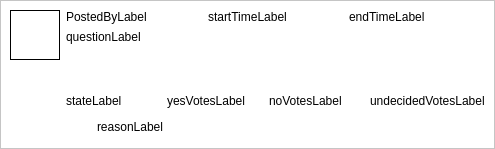
First picture: the form in ui/VoteViewPost.ui, repository dmzdev/stance, before the edit.
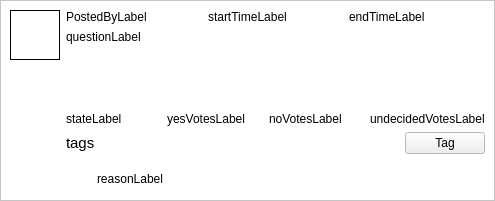
Second picture: the form after the edit.

Commit message: - Finished implementing tags for votes. - Implemented tags for all the media types and lobbyists.

The edit to the form file:
```diff
--- a/ui/VoteViewPost.ui
+++ b/ui/VoteViewPost.ui
@@ -7,7 +7,7 @@
     <x>0</x>
     <y>0</y>
     <width>495</width>
-    <height>149</height>
+    <height>201</height>
    </rect>
   </property>
   <property name="sizePolicy">
@@ -102,7 +102,7 @@
       <enum>QFrame::Raised</enum>
      </property>
      <layout class="QGridLayout" name="gridLayout">
-      <item row="1" column="0" rowspan="6">
+      <item row="1" column="0" rowspan="8">
        <layout class="QVBoxLayout" name="verticalLayout">
         <item>
          <widget class="QLabel" name="userPictureLabel">
@@ -238,7 +238,7 @@
         </item>
        </layout>
       </item>
-      <item row="4" column="1" rowspan="2">
+      <item row="6" column="1" rowspan="2">
        <layout class="QHBoxLayout" name="horizontalLayout_3">
         <item>
          <widget class="QLabel" name="advisorPictureLabel">
@@ -283,13 +283,61 @@
         </item>
        </layout>
       </item>
-      <item row="6" column="1">
+      <item row="8" column="1">
        <layout class="QVBoxLayout" name="textLayout">
         <item>
          <layout class="QHBoxLayout" name="buttonLayout"/>
         </item>
        </layout>
       </item>
+      <item row="4" column="1">
+       <layout class="QHBoxLayout" name="horizontalLayout_4">
+        <item>
+         <widget class="QLabel" name="tagLabel">
+          <property name="sizePolicy">
+           <sizepolicy hsizetype="Maximum" vsizetype="Preferred">
+            <horstretch>0</horstretch>
+            <verstretch>0</verstretch>
+           </sizepolicy>
+          </property>
+          <property name="font">
+           <font>
+            <pointsize>11</pointsize>
+           </font>
+          </property>
+          <property name="text">
+           <string>tags</string>
+          </property>
+         </widget>
+        </item>
+        <item>
+         <spacer name="horizontalSpacer">
+          <property name="orientation">
+           <enum>Qt::Horizontal</enum>
+          </property>
+          <property name="sizeHint" stdset="0">
+           <size>
+            <width>40</width>
+            <height>20</height>
+           </size>
+          </property>
+         </spacer>
+        </item>
+        <item>
+         <widget class="QPushButton" name="tagButton">
+          <property name="sizePolicy">
+           <sizepolicy hsizetype="Maximum" vsizetype="Fixed">
+            <horstretch>0</horstretch>
+            <verstretch>0</verstretch>
+           </sizepolicy>
+          </property>
+          <property name="text">
+           <string>Tag</string>
+          </property>
+         </widget>
+        </item>
+       </layout>
+      </item>
      </layout>
     </widget>
    </item>
```
The commit also changes 7 other files.
